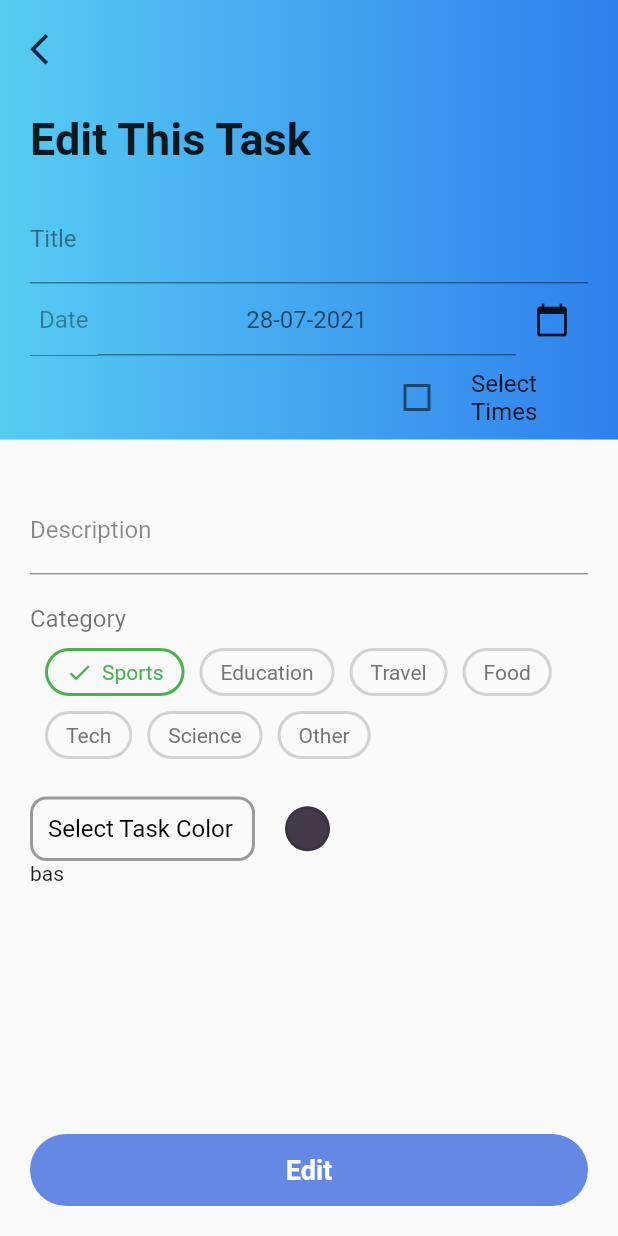
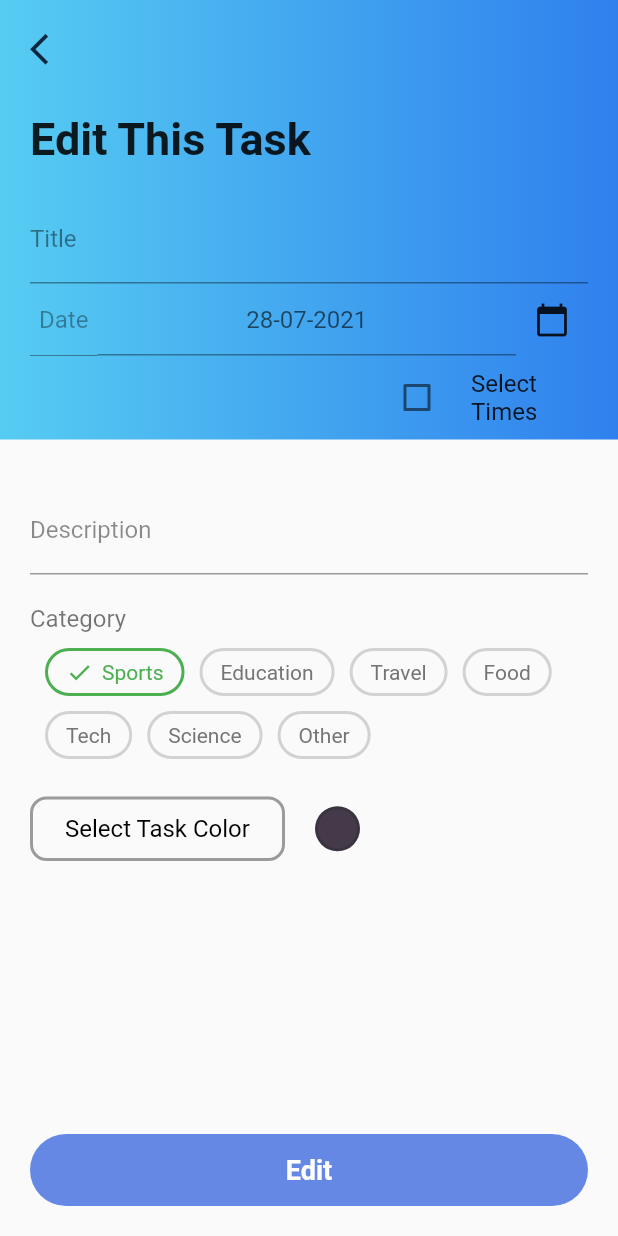
Before and after one commit to cmpe492lifecoach/lifecoach, a Flutter app: the EditTaskPage screen opened directly, on a phone screen of 412 x 824 dp. Run offline on Flutter 3.47's test engine with Material 2 defaults, Android fonts, the phone set to English and light mode, and no system bars; drawn by our look-alikes of chips_choice; our stand-ins replace cloud_firestore, firebase_auth, flutter_colorpicker, fluttertoast, get_it, google_sign_in and 2 more; accounts and stored records are empty; statements that could not run were skipped.

Commit message:
ios android timepicker fix

```diff
--- a/lib/app/agenda_page/screens/edit_task.dart
+++ b/lib/app/agenda_page/screens/edit_task.dart
@@ -29,6 +29,7 @@ class EditTaskPage extends StatefulWidget {
 }
 
 class _EditTaskPageState extends State<EditTaskPage> {
+  DateFormat newFormatter = DateFormat('HH-mm');
   Color pickerColor = Color(0xff443a49);
   Color currentColor = Color(0xff443a49);
   int tag = 0;
@@ -221,8 +222,31 @@ class _EditTaskPageState extends State<EditTaskPage> {
                       mainAxisAlignment: MainAxisAlignment.spaceAround,
                       children: <Widget>[
                         Platform.isIOS
-                            ? GestureDetector(
-                          child: Text("basd"),
+                            ? Column(
+                          children: [
+                            Text("Start Time",
+                              style: TextStyle(
+                                fontSize: 16,
+                              ),),
+                            Container(
+                              margin: EdgeInsets.only(top: 10),
+                              width: 100,
+                              child: SizedBox(
+                                height: 100,
+                                child: CupertinoDatePicker(
+                                    initialDateTime: DateTime.now(),
+                                    mode: CupertinoDatePickerMode
+                                        .time,
+                                    use24hFormat: true,
+                                    onDateTimeChanged: (dateTime) =>
+                                        setState(() {
+                                          _startTimeShow =
+                                              newFormatter
+                                                  .format(dateTime);
+                                        })),
+                              ),
+                            ),
+                          ],
                         )
                             : GestureDetector(
                             child: Material(
@@ -254,8 +278,31 @@ class _EditTaskPageState extends State<EditTaskPage> {
                               _timePickerForAndroid();
                             }),
                         Platform.isIOS
-                            ? GestureDetector(
-                          child: Text("basd"),
+                            ? Column(
+                          children: [
+                            Text("End Time",
+                              style: TextStyle(
+                                fontSize: 16,
+                              ),),
+                            Container(
+                              margin: EdgeInsets.only(top: 10),
+                              width: 100,
+                              child: SizedBox(
+                                height: 100,
+                                child: CupertinoDatePicker(
+                                    initialDateTime: DateTime.now(),
+                                    mode: CupertinoDatePickerMode
+                                        .time,
+                                    use24hFormat: true,
+                                    onDateTimeChanged: (dateTime) =>
+                                        setState(() {
+                                          _endTimeShow =
+                                              newFormatter
+                                                  .format(dateTime);
+                                        })),
+                              ),
+                            ),
+                          ],
                         )
                             : GestureDetector(
                             child: Material(
@@ -331,8 +378,8 @@ class _EditTaskPageState extends State<EditTaskPage> {
                         GestureDetector(
                             child: Container(
                                 margin: EdgeInsets.only(top: 15),
-                                width: 150,
-                                alignment: Alignment.centerLeft,
+                                width: 170,
+                                alignment: Alignment.center,
                                 decoration: BoxDecoration(
                                     border: Border.all(color: Colors.black38,width: 2),
                                     borderRadius: BorderRadius.circular(11)
@@ -394,7 +441,6 @@ class _EditTaskPageState extends State<EditTaskPage> {
                         )
                       ],
                     ),
-                    GestureDetector(child: Text("bas") ,onTap: ()=>print(currentColor.toString().substring(6,16)),)
                   ],
 
                 ),
```
Also changed, not shown: lib/app/agenda_page/screens/create_new_task_page.dart (+27 -20 lines).
